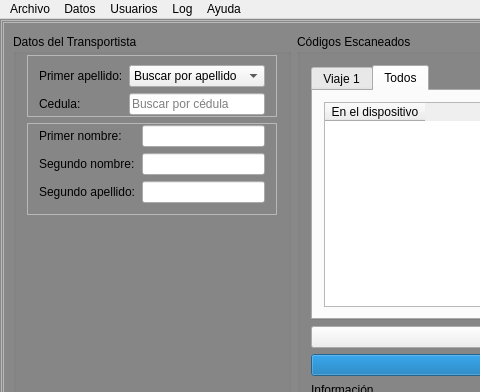
Before: the Qt Designer form transporte_ucv_harvester/mainwindow.ui in BlastDV/compusciens-ucv-transporte-harvester, drawn with Qt 5; both pictures show x 0 to 480 and y 0 to 392 of the 847 by 615 pixel window.
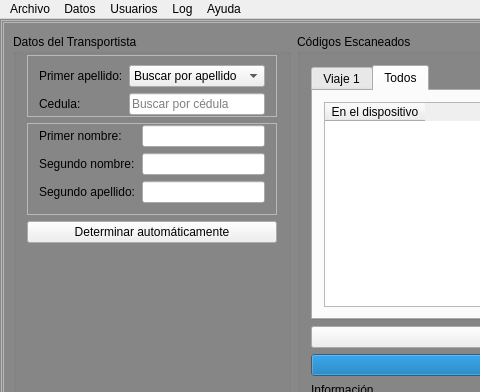
After: the same form once the commit is applied. Icons and pictures are not drawn.

The edit to the form file:
```diff
--- a/transporte_ucv_harvester/mainwindow.ui
+++ b/transporte_ucv_harvester/mainwindow.ui
@@ -238,6 +238,13 @@
                </layout>
               </widget>
              </item>
+             <item>
+              <widget class="QPushButton" name="FindTransportistButton">
+               <property name="text">
+                <string>Determinar automáticamente</string>
+               </property>
+              </widget>
+             </item>
              <item>
               <spacer name="verticalSpacer_2">
                <property name="orientation">
```
